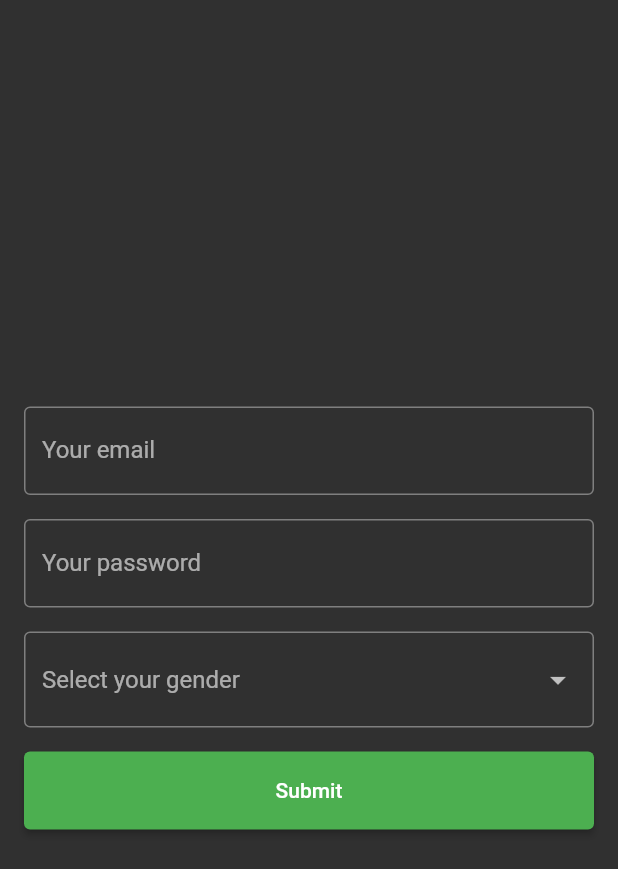
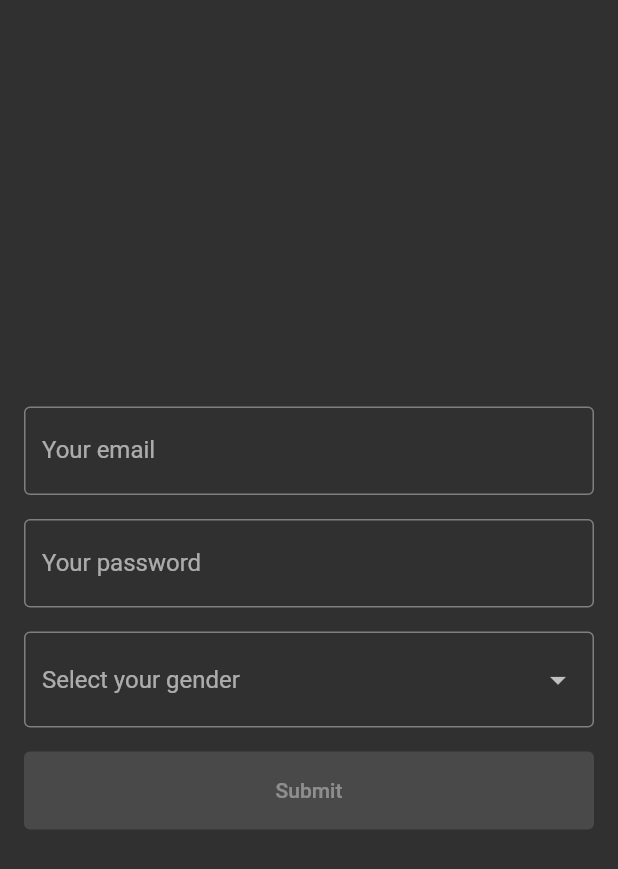
Before and after one commit to divyapanthi/login_bloc, a Flutter app: the screen it shows after launch, on a phone screen of 412 x 824 dp. Shown: the top 869 px of the screen. Run offline on Flutter 3.47's test engine with Material 2 defaults, Android fonts, the phone set to English and light mode, and no system bars; our stand-ins replace rxdart.

Commit message:
Implement combine Latest 3 rx dart

```diff
--- a/lib/main.dart
+++ b/lib/main.dart
@@ -1,4 +1,5 @@
 import 'package:flutter/material.dart';
+import 'package:login_bloc_arch/src/bloc/auth_bloc_provider.dart';
 import 'package:login_bloc_arch/src/screens/login_screen.dart';
 
 void main(){
@@ -13,7 +14,9 @@ class App extends StatelessWidget {
       title: "Login Bloc",
       theme: ThemeData.dark(),
       home: Scaffold(
-        body: LoginScreen(),
+        body: AuthBlocProvider(
+            child: LoginScreen()
+        ),
       ),
     );
   }
--- a/lib/src/bloc/auth_bloc.dart
+++ b/lib/src/bloc/auth_bloc.dart
@@ -1,6 +1,8 @@
 import 'dart:async';
 
 import 'package:login_bloc_arch/src/validators/auth_validator.dart';
+import 'package:rxdart/rxdart.dart';
+
 
 class AuthBloc with AuthValidator {
   final _emailController = StreamController<String>.broadcast();
@@ -18,10 +20,15 @@ class AuthBloc with AuthValidator {
   Stream<String> get genderStream => _genderController.stream.transform(genderValidator);
 
 
+  //todo combine 3 streams
+  Stream<bool> get buttonStream => Rx.combineLatest3(emailStream, passwordStream, genderStream,
+  (a, b, c) => true); // this function is called only if valid values in all streams.
+
+
+
   void dispose() {
     _emailController.close();
     _passwordController.close();
     _genderController.close();
   }
 }
-final authBloc = AuthBloc();
--- a/lib/src/bloc/auth_bloc_provider.dart
+++ b/lib/src/bloc/auth_bloc_provider.dart
@@ -0,0 +1,22 @@
+import 'package:flutter/material.dart';
+import 'package:login_bloc_arch/src/bloc/auth_bloc.dart';
+
+class AuthBlocProvider extends InheritedWidget{
+  final bloc = AuthBloc();
+
+  @override
+  bool updateShouldNotify(covariant InheritedWidget oldWidget) {
+    return true;
+  }
+
+
+  AuthBlocProvider({Key? key, required Widget child}) : super(key: key, child: child);
+
+  //real implementation detail
+
+  static AuthBloc of(BuildContext context){//context uniquely identifies widget
+    final result =  context.dependOnInheritedWidgetOfExactType<AuthBlocProvider>()!;
+    return result.bloc;
+  }
+
+}
--- a/lib/src/screens/login_screen.dart
+++ b/lib/src/screens/login_screen.dart
@@ -1,28 +1,30 @@
 import 'package:flutter/material.dart';
 import 'package:login_bloc_arch/src/bloc/auth_bloc.dart';
+import 'package:login_bloc_arch/src/bloc/auth_bloc_provider.dart';
 
 class LoginScreen extends StatelessWidget {
-  final authBloc = AuthBloc();
+
   @override
   Widget build(BuildContext context) {
+    final AuthBloc authBloc = AuthBlocProvider.of(context);
     return Container(
       padding: EdgeInsets.all(16),
       child: Column(
         mainAxisAlignment: MainAxisAlignment.center,
         children: [
-          buildEmailField(),
+          buildEmailField(authBloc),
           SizedBox(height: 16),
-          buildPasswordField(),
+          buildPasswordField(authBloc),
           SizedBox(height: 16),
-          buildGenderField(),
+          buildGenderField(authBloc),
           SizedBox(height: 16),
-          buildSubmitButton(),
+          buildSubmitButton(authBloc),
         ],
       ),
     );
   }
 
-  Widget buildEmailField() {
+  Widget buildEmailField(AuthBloc authBloc) {
     return StreamBuilder<Object>(
       stream: authBloc.emailStream, // stream listen
       builder: (BuildContext context, AsyncSnapshot snapshot) {
@@ -40,7 +42,8 @@ class LoginScreen extends StatelessWidget {
     );
   }
 
-  Widget buildPasswordField() {
+  Widget buildPasswordField(AuthBloc authBloc) {
+    // final AuthBloc authBloc = AuthBlocProvider.of(context);
     return StreamBuilder<Object>(
       stream: authBloc.passwordStream,
       builder: (context, snapshot) {
@@ -58,7 +61,10 @@ class LoginScreen extends StatelessWidget {
     );
   }
 
-  Widget buildSubmitButton() {
+  Widget buildSubmitButton(AuthBloc authBloc) {
+    return StreamBuilder<Object>(
+      stream: authBloc.buttonStream  ,
+      builder: (context, snapshot) {
         return Container(
           width: double.infinity,
           child: ElevatedButton(
@@ -66,13 +72,17 @@ class LoginScreen extends StatelessWidget {
               padding: EdgeInsets.all(18),
               primary: Colors.green,
             ),
-          onPressed: (){},
+              onPressed: snapshot.hasData ?  () {
+              print("");
+              } : null,
               child: Text("Submit"),
           ),
         );
       }
+    );
+  }
 
-  Widget buildGenderField() {
+  Widget buildGenderField(AuthBloc authBloc) {
     return StreamBuilder<Object>(
       stream: authBloc.genderStream,
       builder: (context, AsyncSnapshot snapshot) {
--- a/pubspec.yaml
+++ b/pubspec.yaml
@@ -28,6 +28,7 @@ dependencies:
   # The following adds the Cupertino Icons font to your application.
   # Use with the CupertinoIcons class for iOS style icons.
   cupertino_icons: ^1.0.2
+  rxdart: ^0.27.1
 
 dev_dependencies:
   flutter_test:
```
Also changed, not shown: pubspec.lock. Lines whose indentation alone changed are shown as unchanged.
